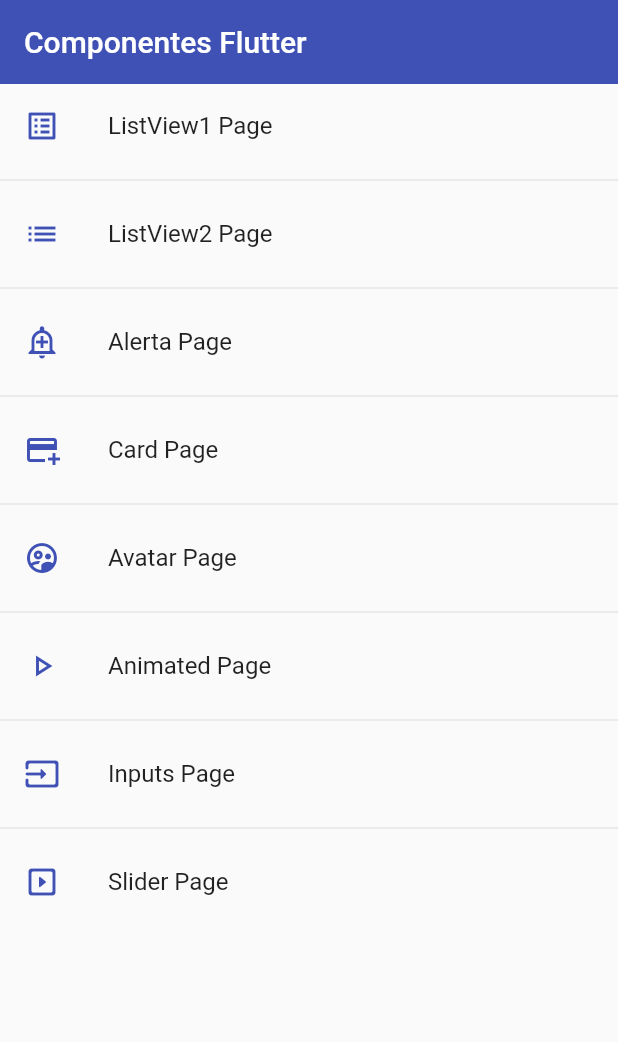
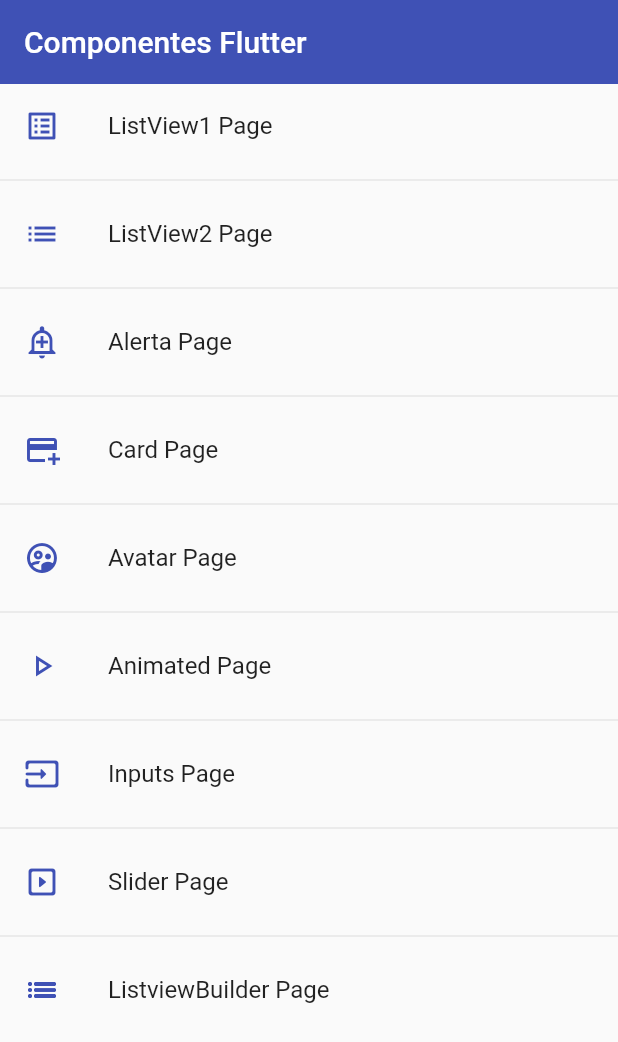
Before and after one commit to illika/components_fl, a Flutter app: the screen it shows after launch, on a phone screen of 412 x 824 dp. Shown: the top 1042 px of the screen. Run offline on Flutter 3.47's test engine with Material 2 defaults, Android fonts, the phone set to English and light mode, and no system bars.

Commit message:
mediaQuery.removePadding - widget | ListView.Builder

```diff
--- a/lib/router/app_routes.dart
+++ b/lib/router/app_routes.dart
@@ -60,6 +60,12 @@ class AppRoutes {
       pagina: const SliderPage(),
       icon: Icons.slideshow_rounded,
     ),
+    MenuOptions(
+      route: "listviewBuilder",
+      nombre: "ListviewBuilder Page",
+      pagina: const ListviewBuilderPage(),
+      icon: Icons.list_sharp,
+    ),
   ];
 
   static Map<String, Widget Function(BuildContext)> getAppRoutes() {
--- a/lib/screens/screens.dart
+++ b/lib/screens/screens.dart
@@ -4,6 +4,7 @@ export 'package:fl_componentes/screens/avatar_page.dart';
 export 'package:fl_componentes/screens/card_page.dart';
 export 'package:fl_componentes/screens/home_page.dart';
 export 'package:fl_componentes/screens/inputs_page.dart';
+export 'package:fl_componentes/screens/listview_builder_page.dart';
 export 'package:fl_componentes/screens/listview1_page.dart';
 export 'package:fl_componentes/screens/listview2_page.dart';
 export 'package:fl_componentes/screens/slider_page.dart';
```
Also changed, not shown: lib/screens/listview_builder_page.dart (added, +28 -0 lines).
